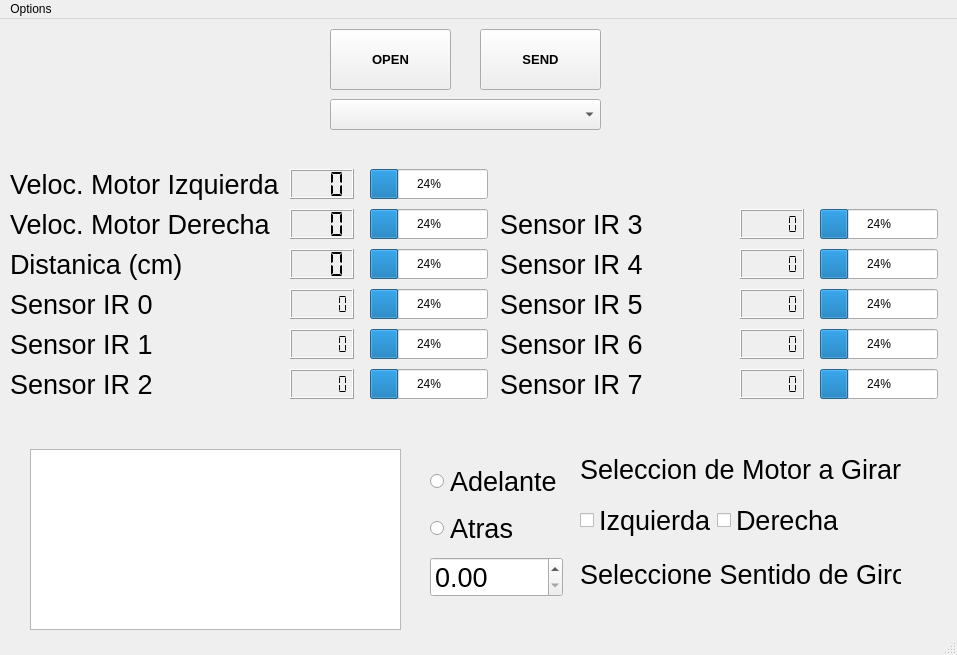
The window that mainwindow.ui (MaximusTRX/Qt_STM32_Micros2024) describes before a commit, drawn with Qt 5.
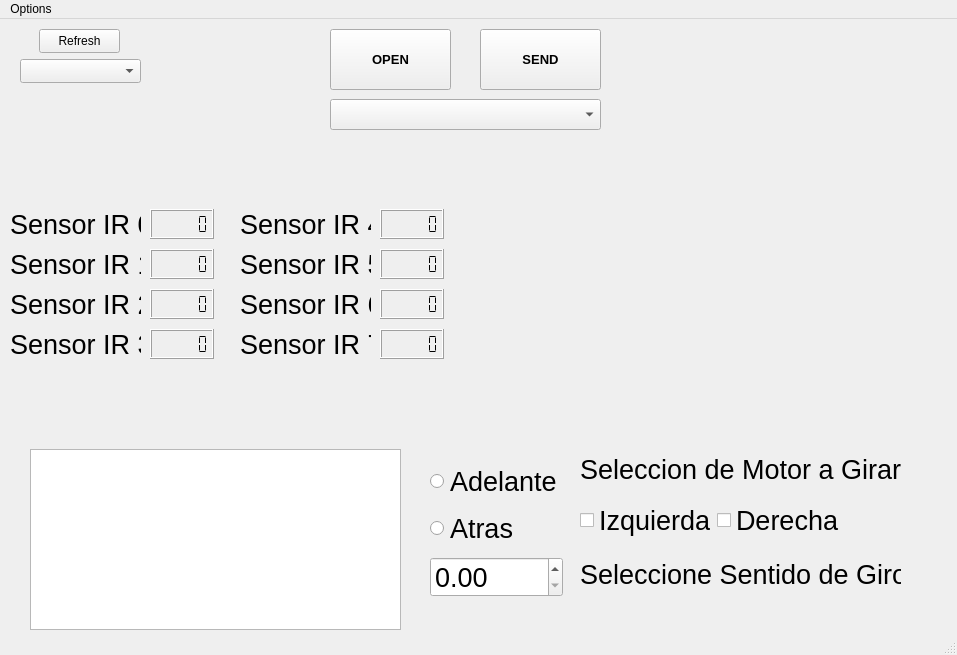
The same window after the commit.

The edit to the form file:
```diff
--- a/mainwindow.ui
+++ b/mainwindow.ui
@@ -177,60 +177,6 @@
      <string>Seleccione Sentido de Giro</string>
     </property>
    </widget>
-   <widget class="QLabel" name="label_veloc_izq">
-    <property name="geometry">
-     <rect>
-      <x>10</x>
-      <y>150</y>
-      <width>271</width>
-      <height>31</height>
-     </rect>
-    </property>
-    <property name="font">
-     <font>
-      <pointsize>20</pointsize>
-     </font>
-    </property>
-    <property name="text">
-     <string>Veloc. Motor Izquierda</string>
-    </property>
-   </widget>
-   <widget class="QLabel" name="label_veloc_der">
-    <property name="geometry">
-     <rect>
-      <x>10</x>
-      <y>190</y>
-      <width>271</width>
-      <height>31</height>
-     </rect>
-    </property>
-    <property name="font">
-     <font>
-      <pointsize>20</pointsize>
-     </font>
-    </property>
-    <property name="text">
-     <string>Veloc. Motor Derecha</string>
-    </property>
-   </widget>
-   <widget class="QLabel" name="label_dist">
-    <property name="geometry">
-     <rect>
-      <x>10</x>
-      <y>230</y>
-      <width>271</width>
-      <height>31</height>
-     </rect>
-    </property>
-    <property name="font">
-     <font>
-      <pointsize>20</pointsize>
-     </font>
-    </property>
-    <property name="text">
-     <string>Distanica (cm)</string>
-    </property>
-   </widget>
    <widget class="QWidget" name="layoutWidget">
     <property name="geometry">
      <rect>
@@ -276,8 +222,8 @@
     <property name="geometry">
      <rect>
       <x>10</x>
-      <y>270</y>
-      <width>271</width>
+      <y>190</y>
+      <width>131</width>
       <height>31</height>
      </rect>
     </property>
@@ -294,8 +240,8 @@
     <property name="geometry">
      <rect>
       <x>10</x>
-      <y>310</y>
-      <width>271</width>
+      <y>230</y>
+      <width>131</width>
       <height>31</height>
      </rect>
     </property>
@@ -308,125 +254,11 @@
      <string>Sensor IR 1</string>
     </property>
    </widget>
-   <widget class="QProgressBar" name="progressBar">
-    <property name="geometry">
-     <rect>
-      <x>370</x>
-      <y>150</y>
-      <width>118</width>
-      <height>30</height>
-     </rect>
-    </property>
-    <property name="value">
-     <number>24</number>
-    </property>
-    <property name="alignment">
-     <set>Qt::AlignCenter</set>
-    </property>
-    <property name="format">
-     <string>%p%</string>
-    </property>
-   </widget>
-   <widget class="QProgressBar" name="progressBar_2">
-    <property name="geometry">
-     <rect>
-      <x>370</x>
-      <y>190</y>
-      <width>118</width>
-      <height>30</height>
-     </rect>
-    </property>
-    <property name="value">
-     <number>24</number>
-    </property>
-    <property name="alignment">
-     <set>Qt::AlignCenter</set>
-    </property>
-    <property name="format">
-     <string>%p%</string>
-    </property>
-   </widget>
-   <widget class="QProgressBar" name="progressBar_3">
-    <property name="geometry">
-     <rect>
-      <x>370</x>
-      <y>230</y>
-      <width>118</width>
-      <height>30</height>
-     </rect>
-    </property>
-    <property name="value">
-     <number>24</number>
-    </property>
-    <property name="alignment">
-     <set>Qt::AlignCenter</set>
-    </property>
-    <property name="format">
-     <string>%p%</string>
-    </property>
-   </widget>
-   <widget class="QLCDNumber" name="lcdNumber">
-    <property name="geometry">
-     <rect>
-      <x>290</x>
-      <y>150</y>
-      <width>64</width>
-      <height>30</height>
-     </rect>
-    </property>
-    <property name="smallDecimalPoint">
-     <bool>true</bool>
-    </property>
-    <property name="digitCount">
-     <number>3</number>
-    </property>
-    <property name="segmentStyle">
-     <enum>QLCDNumber::Flat</enum>
-    </property>
-   </widget>
-   <widget class="QLCDNumber" name="lcdNumber_2">
-    <property name="geometry">
-     <rect>
-      <x>290</x>
-      <y>190</y>
-      <width>64</width>
-      <height>30</height>
-     </rect>
-    </property>
-    <property name="smallDecimalPoint">
-     <bool>true</bool>
-    </property>
-    <property name="digitCount">
-     <number>3</number>
-    </property>
-    <property name="segmentStyle">
-     <enum>QLCDNumber::Flat</enum>
-    </property>
-   </widget>
-   <widget class="QLCDNumber" name="lcdNumber_3">
-    <property name="geometry">
-     <rect>
-      <x>290</x>
-      <y>230</y>
-      <width>64</width>
-      <height>30</height>
-     </rect>
-    </property>
-    <property name="smallDecimalPoint">
-     <bool>true</bool>
-    </property>
-    <property name="digitCount">
-     <number>3</number>
-    </property>
-    <property name="segmentStyle">
-     <enum>QLCDNumber::Flat</enum>
-    </property>
-   </widget>
    <widget class="QLCDNumber" name="lcdNumber_4">
     <property name="geometry">
      <rect>
-      <x>290</x>
-      <y>270</y>
+      <x>150</x>
+      <y>190</y>
       <width>64</width>
       <height>30</height>
      </rect>
@@ -444,8 +276,8 @@
    <widget class="QLCDNumber" name="lcdNumber_5">
     <property name="geometry">
      <rect>
-      <x>290</x>
-      <y>310</y>
+      <x>150</x>
+      <y>230</y>
       <width>64</width>
       <height>30</height>
      </rect>
@@ -460,44 +292,12 @@
      <enum>QLCDNumber::Flat</enum>
     </property>
    </widget>
-   <widget class="QProgressBar" name="progressBar_4">
-    <property name="geometry">
-     <rect>
-      <x>370</x>
-      <y>270</y>
-      <width>118</width>
-      <height>30</height>
-     </rect>
-    </property>
-    <property name="value">
-     <number>24</number>
-    </property>
-    <property name="alignment">
-     <set>Qt::AlignCenter</set>
-    </property>
-   </widget>
-   <widget class="QProgressBar" name="progressBar_5">
-    <property name="geometry">
-     <rect>
-      <x>370</x>
-      <y>310</y>
-      <width>118</width>
-      <height>30</height>
-     </rect>
-    </property>
-    <property name="value">
-     <number>24</number>
-    </property>
-    <property name="alignment">
-     <set>Qt::AlignCenter</set>
-    </property>
-   </widget>
    <widget class="QLabel" name="label_irmed">
     <property name="geometry">
      <rect>
       <x>10</x>
-      <y>350</y>
-      <width>271</width>
+      <y>270</y>
+      <width>131</width>
       <height>31</height>
      </rect>
     </property>
@@ -513,8 +313,8 @@
    <widget class="QLCDNumber" name="lcdNumber_6">
     <property name="geometry">
      <rect>
-      <x>290</x>
-      <y>350</y>
+      <x>150</x>
+      <y>270</y>
       <width>64</width>
       <height>30</height>
      </rect>
@@ -529,43 +329,11 @@
      <enum>QLCDNumber::Flat</enum>
     </property>
    </widget>
-   <widget class="QProgressBar" name="progressBar_6">
-    <property name="geometry">
-     <rect>
-      <x>370</x>
-      <y>350</y>
-      <width>118</width>
-      <height>30</height>
-     </rect>
-    </property>
-    <property name="value">
-     <number>24</number>
-    </property>
-    <property name="alignment">
-     <set>Qt::AlignCenter</set>
-    </property>
-   </widget>
-   <widget class="QProgressBar" name="progressBar_7">
-    <property name="geometry">
-     <rect>
-      <x>820</x>
-      <y>270</y>
-      <width>118</width>
-      <height>30</height>
-     </rect>
-    </property>
-    <property name="value">
-     <number>24</number>
-    </property>
-    <property name="alignment">
-     <set>Qt::AlignCenter</set>
-    </property>
-   </widget>
    <widget class="QLCDNumber" name="lcdNumber_7">
     <property name="geometry">
      <rect>
-      <x>740</x>
-      <y>190</y>
+      <x>150</x>
+      <y>310</y>
       <width>64</width>
       <height>30</height>
      </rect>
@@ -583,9 +351,9 @@
    <widget class="QLabel" name="label_irmed_2">
     <property name="geometry">
      <rect>
-      <x>500</x>
-      <y>190</y>
-      <width>231</width>
+      <x>10</x>
+      <y>310</y>
+      <width>131</width>
       <height>31</height>
      </rect>
     </property>
@@ -601,8 +369,8 @@
    <widget class="QLCDNumber" name="lcdNumber_8">
     <property name="geometry">
      <rect>
-      <x>740</x>
-      <y>230</y>
+      <x>380</x>
+      <y>190</y>
       <width>64</width>
       <height>30</height>
      </rect>
@@ -617,28 +385,12 @@
      <enum>QLCDNumber::Flat</enum>
     </property>
    </widget>
-   <widget class="QProgressBar" name="progressBar_8">
-    <property name="geometry">
-     <rect>
-      <x>820</x>
-      <y>190</y>
-      <width>118</width>
-      <height>30</height>
-     </rect>
-    </property>
-    <property name="value">
-     <number>24</number>
-    </property>
-    <property name="alignment">
-     <set>Qt::AlignCenter</set>
-    </property>
-   </widget>
    <widget class="QLabel" name="label_irder_2">
     <property name="geometry">
      <rect>
-      <x>500</x>
-      <y>270</y>
-      <width>231</width>
+      <x>240</x>
+      <y>230</y>
+      <width>131</width>
       <height>31</height>
      </rect>
     </property>
@@ -651,28 +403,12 @@
      <string>Sensor IR 5</string>
     </property>
    </widget>
-   <widget class="QProgressBar" name="progressBar_9">
-    <property name="geometry">
-     <rect>
-      <x>820</x>
-      <y>230</y>
-      <width>118</width>
-      <height>30</height>
-     </rect>
-    </property>
-    <property name="value">
-     <number>24</number>
-    </property>
-    <property name="alignment">
-     <set>Qt::AlignCenter</set>
-    </property>
-   </widget>
    <widget class="QLabel" name="label_irizq_2">
     <property name="geometry">
      <rect>
-      <x>500</x>
-      <y>230</y>
-      <width>231</width>
+      <x>240</x>
+      <y>190</y>
+      <width>131</width>
       <height>31</height>
      </rect>
     </property>
@@ -688,8 +424,8 @@
    <widget class="QLCDNumber" name="lcdNumber_9">
     <property name="geometry">
      <rect>
-      <x>740</x>
-      <y>270</y>
+      <x>380</x>
+      <y>230</y>
       <width>64</width>
       <height>30</height>
      </rect>
@@ -704,44 +440,12 @@
      <enum>QLCDNumber::Flat</enum>
     </property>
    </widget>
-   <widget class="QProgressBar" name="progressBar_10">
-    <property name="geometry">
-     <rect>
-      <x>820</x>
-      <y>350</y>
-      <width>118</width>
-      <height>30</height>
-     </rect>
-    </property>
-    <property name="value">
-     <number>24</number>
-    </property>
-    <property name="alignment">
-     <set>Qt::AlignCenter</set>
-    </property>
-   </widget>
-   <widget class="QProgressBar" name="progressBar_11">
-    <property name="geometry">
-     <rect>
-      <x>820</x>
-      <y>310</y>
-      <width>118</width>
-      <height>30</height>
-     </rect>
-    </property>
-    <property name="value">
-     <number>24</number>
-    </property>
-    <property name="alignment">
-     <set>Qt::AlignCenter</set>
-    </property>
-   </widget>
    <widget class="QLabel" name="label_irder_3">
     <property name="geometry">
      <rect>
-      <x>500</x>
-      <y>310</y>
-      <width>231</width>
+      <x>240</x>
+      <y>270</y>
+      <width>131</width>
       <height>31</height>
      </rect>
     </property>
@@ -757,8 +461,8 @@
    <widget class="QLCDNumber" name="lcdNumber_11">
     <property name="geometry">
      <rect>
-      <x>740</x>
-      <y>310</y>
+      <x>380</x>
+      <y>270</y>
       <width>64</width>
       <height>30</height>
      </rect>
@@ -776,9 +480,9 @@
    <widget class="QLabel" name="label_irizq_3">
     <property name="geometry">
      <rect>
-      <x>500</x>
-      <y>350</y>
-      <width>231</width>
+      <x>240</x>
+      <y>310</y>
+      <width>131</width>
       <height>31</height>
      </rect>
     </property>
@@ -794,8 +498,8 @@
    <widget class="QLCDNumber" name="lcdNumber_12">
     <property name="geometry">
      <rect>
-      <x>740</x>
-      <y>350</y>
+      <x>380</x>
+      <y>310</y>
       <width>64</width>
       <height>30</height>
      </rect>
@@ -810,6 +514,29 @@
      <enum>QLCDNumber::Flat</enum>
     </property>
    </widget>
+   <widget class="QPushButton" name="pushButton_Refresh">
+    <property name="geometry">
+     <rect>
+      <x>39</x>
+      <y>10</y>
+      <width>81</width>
+      <height>24</height>
+     </rect>
+    </property>
+    <property name="text">
+     <string>Refresh</string>
+    </property>
+   </widget>
+   <widget class="QComboBox" name="comboBox_SerialSelector">
+    <property name="geometry">
+     <rect>
+      <x>20</x>
+      <y>40</y>
+      <width>121</width>
+      <height>24</height>
+     </rect>
+    </property>
+   </widget>
   </widget>
   <widget class="QMenuBar" name="menubar">
    <property name="geometry">
```
Left out of the diff: 2 changed lines with no effect on the pictures.
